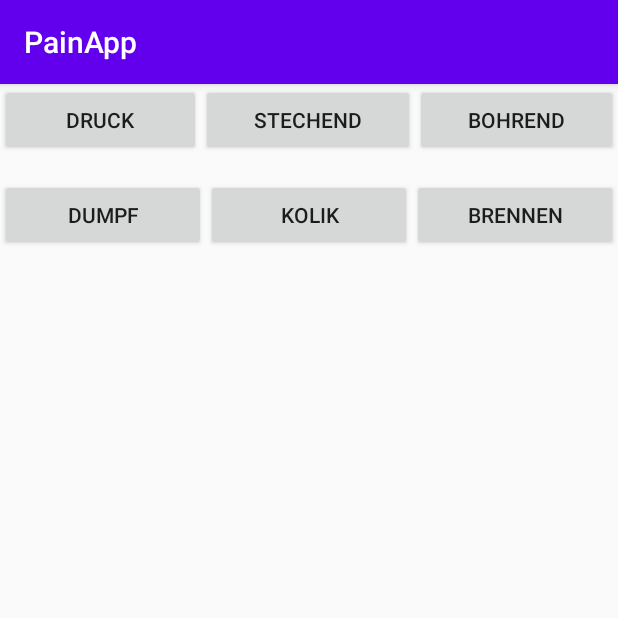
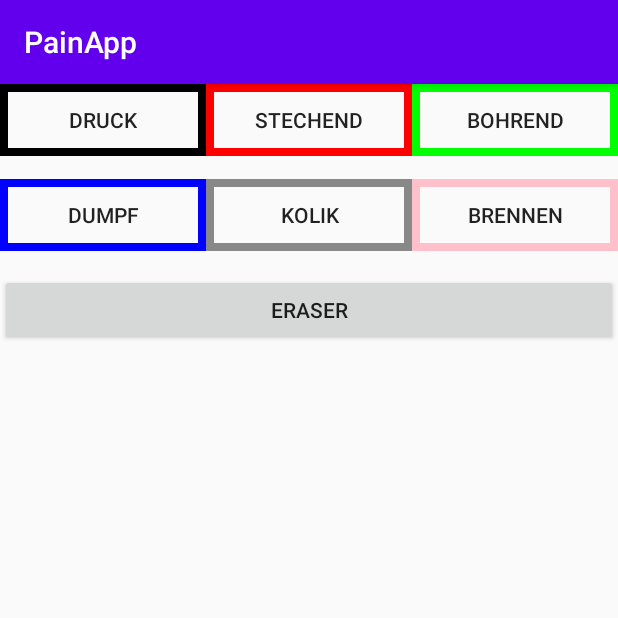
Before and after one commit to Wenfeng-Zhu/PainApp, an Android app: the DrawActivity screen opened directly, with no data from a screen before it, on a phone screen of 412 x 824 dp, the top half of it. Run offline under Robolectric (Android 15) with nearby library versions, the phone set to English and light mode, and no system bars.

Commit message:
add eraser function

```diff
--- a/app/src/main/java/com/example/painapp/Constant.java
+++ b/app/src/main/java/com/example/painapp/Constant.java
@@ -1,6 +1,9 @@
 package com.example.painapp;
+
+import android.graphics.Color;
 
 public class Constant {
     public static String filePath;
     public static boolean ifImport = false;
+    public static int color;
 }
--- /dev/null
+++ b/app/src/main/java/com/example/painapp/DialogUtils.java
@@ -0,0 +1,49 @@
+package com.example.painapp;
+
+import android.app.Dialog;
+import android.app.ProgressDialog;
+import android.content.Context;
+import android.view.Gravity;
+import android.view.LayoutInflater;
+import android.view.View;
+import android.view.Window;
+import android.view.WindowManager;
+import android.widget.Button;
+import android.widget.ImageView;
+import android.widget.LinearLayout;
+import android.widget.TextView;
+
+public class DialogUtils {
+    private static TextView tipTextView;
+    private static Dialog ProgressDialog;
+    private static ImageView tipsImageView;
+    public void showCompleteDialog(Context context, String msg){
+
+        LayoutInflater inflater = LayoutInflater.from(context);
+        View v = inflater.inflate(R.layout.dialog_tips,null );// 得到加载view
+        tipTextView = v.findViewById(R.id.tips_textview);// 提示文字
+        tipTextView.setText(msg);// 设置加载信息
+        //tipsImageView = v.findViewById(R.id.tips_image);
+        //tipsImageView.setBackgroundResource(R.drawable.prompt_image);
+
+
+        ProgressDialog = new Dialog(context, R.style.MyDialogStyle);// 创建自定义样式dialog
+        ProgressDialog.setContentView(R.layout.dialog_tips);
+        ProgressDialog.setCancelable(true); // 是否可以按“返回键”消失
+        ProgressDialog.setCanceledOnTouchOutside(true); // 点击加载框以外的区域
+
+        ProgressDialog.setContentView(v, new LinearLayout.LayoutParams(
+                LinearLayout.LayoutParams.MATCH_PARENT,
+                LinearLayout.LayoutParams.MATCH_PARENT));// 设置布局
+        /**
+         *将显示Dialog的方法封装在这里面
+         */
+        Window window = ProgressDialog.getWindow();
+        WindowManager.LayoutParams lp = window.getAttributes();
+        //lp.gravity = Gravity.CENTER;
+        window.setGravity(Gravity.CENTER_HORIZONTAL);
+        window.setAttributes(lp);
+        window.setWindowAnimations(R.style.AppTheme);
+        ProgressDialog.show();
+    }
+}
--- a/app/src/main/java/com/example/painapp/DrawActivity.java
+++ b/app/src/main/java/com/example/painapp/DrawActivity.java
@@ -1,5 +1,6 @@
 package com.example.painapp;
 
+import android.app.Dialog;
 import android.content.Context;
 import android.content.Intent;
 import android.graphics.Color;
@@ -8,8 +9,10 @@ import android.text.Layout;
 import android.view.Gravity;
 import android.view.MotionEvent;
 import android.view.View;
+import android.view.Window;
 import android.view.WindowManager;
 import android.widget.Button;
+import android.widget.ImageView;
 import android.widget.LinearLayout;
 
 import androidx.appcompat.app.AlertDialog;
@@ -18,34 +21,30 @@ import androidx.appcompat.app.AppCompatActivity;
 import java.io.File;
 
 public class DrawActivity extends AppCompatActivity {
-    public Integer[] x_array;
-    public Integer[] y_array;
-    private int num;
-    //Context context;
-    StringBuilder strb = new StringBuilder();
+
 
     private float proportion = (float)1.2;
+    private int Pen = 1;
+    private int Eraser = 2;
 
-    private boolean ifImport = false;
 
     @Override
     protected void onCreate(Bundle savedInstanceState) {
         super.onCreate(savedInstanceState);
+
         setContentView(R.layout.activity_draw);
-        //System.out.println("测试1");
+        DialogUtils dialogUtils = new DialogUtils();
+
         init();
+        dialogUtils.showCompleteDialog(this,"You need to know before painting");
+
+
+
 
     }
-
     private void init() {
 
-
-        //System.out.println("测试2");
         LinearLayout layout = (LinearLayout) findViewById(R.id.root);
-        //System.out.println("测试3");
-        //PaintDraw paintDraw = new PaintDraw(this);
-
-
         final DrawView view = new DrawView(this);
 
         view.setMinimumHeight(Math.round(1169*proportion));
@@ -58,6 +57,7 @@ public class DrawActivity extends AppCompatActivity {
             @Override
             public void onClick(View v) {
                 view.setColor(Color.BLACK);
+                view.setMode(Pen);
             }
         });
         Button bt2 = (Button) findViewById(R.id.Stechend);
@@ -65,6 +65,7 @@ public class DrawActivity extends AppCompatActivity {
             @Override
             public void onClick(View v) {
                 view.setColor(Color.RED);
+                view.setMode(Pen);
             }
         });
         Button bt3 = (Button) findViewById(R.id.Bohrend);
@@ -72,6 +73,7 @@ public class DrawActivity extends AppCompatActivity {
             @Override
             public void onClick(View v) {
                 view.setColor(Color.GREEN);
+                view.setMode(Pen);
             }
         });
         Button bt4 = (Button) findViewById(R.id.Dumpf);
@@ -79,6 +81,7 @@ public class DrawActivity extends AppCompatActivity {
             @Override
             public void onClick(View v) {
                 view.setColor(Color.BLUE);
+                view.setMode(Pen);
             }
         });
         Button bt5 = (Button) findViewById(R.id.Kolik);
@@ -86,6 +89,7 @@ public class DrawActivity extends AppCompatActivity {
             @Override
             public void onClick(View v) {
                 view.setColor(Color.GRAY);
+                view.setMode(Pen);
             }
         });
         Button bt6 = (Button) findViewById(R.id.Brennen);
@@ -93,8 +97,19 @@ public class DrawActivity extends AppCompatActivity {
             @Override
             public void onClick(View v) {
                 view.setColor(0xFFFFC0CB);
+                view.setMode(Pen);
             }
         });
+        Button bt7 = (Button) findViewById(R.id.button_eraser);
+        bt7.setOnClickListener(new Button.OnClickListener() {
+            @Override
+            public void onClick(View v) {
+                view.setMode(Eraser);
+            }
+        });
+
+
+
         view.setOnTouchListener(new View.OnTouchListener() {
             @Override
             public boolean onTouch(View v, MotionEvent event) {
@@ -111,27 +126,24 @@ public class DrawActivity extends AppCompatActivity {
         }
 
 
-        Button bt7 = (Button) findViewById(R.id.save);
-        bt7.setOnClickListener(new Button.OnClickListener() {
+        Button bt8 = (Button) findViewById(R.id.save);
+        bt8.setOnClickListener(new Button.OnClickListener() {
             @Override
             public void onClick(View v) {
-                //导出json文件
                 SaveJson saveJson = new SaveJson();
-                //System.out.println("可就是大富豪话费卡会尽快发"+view.getContext().getFilesDir().getAbsolutePath());
                 saveJson.exportJson(view.getmBitmap(),proportion,view.getContext().getFilesDir().getAbsolutePath() ,"patient002");
 
-
-                //System.out.println("埃里克东方航空拉发回来"+view.getContext().getFilesDir().getAbsolutePath());
 
             }
 
 
         });
-        Button bt8 = (Button) findViewById(R.id.back);
-        bt8.setOnClickListener(new Button.OnClickListener(){
+        Button bt9 = (Button) findViewById(R.id.back);
+        bt9.setOnClickListener(new Button.OnClickListener(){
             public void onClick(View v) {
                 Intent intent = new Intent(DrawActivity.this,MainActivity.class);
                 startActivity(intent);
+                Constant.ifImport = false;
             }
         });
 
@@ -142,6 +154,8 @@ public class DrawActivity extends AppCompatActivity {
             }
         });
 
+
+
     }
 
 }
--- a/app/src/main/java/com/example/painapp/DrawView.java
+++ b/app/src/main/java/com/example/painapp/DrawView.java
@@ -7,6 +7,8 @@ import android.graphics.Color;
 import android.graphics.Matrix;
 import android.graphics.Paint;
 import android.graphics.Path;
+import android.graphics.PorterDuff;
+import android.graphics.PorterDuffXfermode;
 import android.util.Log;
 import android.view.MotionEvent;
 import android.view.View;
@@ -35,15 +37,18 @@ public class DrawView extends View {
 
     private Bitmap mBitmap;
     private Bitmap hBitmap;
+    private Bitmap cBitmap;
     private Canvas mCanvas;
     private Path mPath;
     private Paint mBitmapPaint;
     private Paint hBitmapPaint;
+    private Paint mEraserPaint;
     Context context;
     private Paint circlePaint;
     private Path circlePath;
     private Paint mPaint;
     private int paintColor = Color.BLACK;
+    private int mMode = 1;
 
     private float proportion = (float) 1.2;
 
@@ -53,6 +58,16 @@ public class DrawView extends View {
         mPath = new Path();
         mBitmapPaint = new Paint(Paint.DITHER_FLAG);
         mBitmapPaint.setColor(Color.BLACK);
+
+        mEraserPaint = new Paint((Paint.DITHER_FLAG));
+        mEraserPaint.setAlpha(0);
+        mEraserPaint.setXfermode(new PorterDuffXfermode(PorterDuff.Mode.DST_IN));
+        mEraserPaint.setAntiAlias(true);
+        mEraserPaint.setDither(true);
+        mEraserPaint.setStyle(Paint.Style.STROKE);
+        mEraserPaint.setStrokeJoin(Paint.Join.ROUND);
+        mEraserPaint.setStrokeWidth(20);
+
         hBitmapPaint = new Paint(Paint.DITHER_FLAG);
         hBitmapPaint.setColor(Color.BLACK);
         circlePaint = new Paint();
@@ -90,13 +105,9 @@ public class DrawView extends View {
         paintColor = color;
     }
 
-
-    protected void setProportion(float proportion){
-        this.proportion = proportion;
+    protected void setMode(int mode){
+        this.mMode = mode;
     }
-
-
-
 
 
     protected void onDraw(Canvas canvas) {
@@ -130,24 +141,15 @@ public class DrawView extends View {
             e.printStackTrace();
         }
 
-
-
-
-
         canvas.drawColor(Color.parseColor("#00FFFFFF"));
-
-
 
         mPaint.setColor(Color.BLACK);
         mPaint.setStrokeWidth(1);
         hBitmap = Bitmap.createBitmap(827,1169,Bitmap.Config.ARGB_8888);
         for (int i = 0; i < num; i++) {
             hBitmap.setPixel((x_array[i]),(1169 - y_array[i]),Color.BLACK);
-            //canvas.drawPoint((x_array[i]), (1169 - y_array[i]),  mPaint);
         }
         canvas.drawBitmap(zoom(hBitmap,proportion),0,0,hBitmapPaint);
-        //canvas.save();
-        //canvas.scale(2,2);
 
         if (Constant.ifImport){
             try {
@@ -174,13 +176,12 @@ public class DrawView extends View {
             } catch (JSONException e) {
                 e.printStackTrace();
             }
+            cBitmap = Bitmap.createBitmap( Math.round(827*proportion),Math.round(1169*proportion),Bitmap.Config.ARGB_8888);
 
             for (int i = 0; i < num; i++) {
-                mBitmap.setPixel((x_array_import[i]),(1169 - y_array_import[i]),Color.BLACK);
-                //canvas.drawPoint((x_array[i]), (1169 - y_array[i]),  mPaint);
+                cBitmap.setPixel(x_array_import[i],1169 - y_array_import[i],Constant.color);
             }
-
-
+            mCanvas.drawBitmap(zoom(cBitmap,proportion),0,0,mBitmapPaint);;
         }
 
         super.onDraw(canvas);
@@ -190,20 +191,18 @@ public class DrawView extends View {
 
 
 
-        //for (int i = 0; i < num; i++) {
-        //    mBitmap.setPixel((x_array[i]),(1169 - y_array[i]),Color.BLACK);
-        //    //canvas.drawPoint((x_array[i]), (1169 - y_array[i]),  mPaint);
-        //}
+        canvas.drawBitmap(mBitmap, 0, 0, mBitmapPaint);
+        switch (mMode){
+            case 1:
+                canvas.drawPath(mPath, mPaint);
+                canvas.drawPath(circlePath, circlePaint);
+                break;
+            case 2:
+                mCanvas.drawPath(mPath, mEraserPaint);
+                canvas.drawPath(circlePath, circlePaint);
+                break;
+        }
 
-        canvas.drawBitmap(mBitmap, 0, 0, mBitmapPaint);
-
-        canvas.drawPath(mPath, mPaint);
-
-        canvas.drawPath(circlePath, circlePaint);
-
-
-
-        //Log.d("onDraw", "onDraw================================");
     }
 
     protected void onSizeChanged(int w, int h, int oldw, int oldh) {
@@ -211,8 +210,6 @@ public class DrawView extends View {
 
         mBitmap = Bitmap.createBitmap(w, h, Bitmap.Config.ARGB_8888);
         mCanvas = new Canvas(mBitmap);
-
-        //Log.d("OnSizeChanged", "OnSizeChanged=========================");
 
     }
     private float mX, mY;
@@ -223,6 +220,14 @@ public class DrawView extends View {
         mPath.moveTo(x, y);
         mX = x;
         mY = y;
+        switch (mMode){
+            case 1:
+                mCanvas.drawPath(mPath, mPaint);
+                break;
+            case 2:
+                mCanvas.drawPath(mPath, mEraserPaint);
+                break;
+        }
     }
 
     private void touch_move(float x, float y) {
@@ -233,6 +238,15 @@ public class DrawView extends View {
             //mPath.quadTo(mX, mY, x, y);
             mX = x;
             mY = y;
+
+            switch (mMode){
+                case 1:
+                    mCanvas.drawPath(mPath, mPaint);
+                    break;
+                case 2:
+                    mCanvas.drawPath(mPath, mEraserPaint);
+                    break;
+            }
 
             circlePath.reset();
             circlePath.addCircle(mX, mY, 30, Path.Direction.CW);
@@ -245,8 +259,15 @@ public class DrawView extends View {
         mPath.lineTo(mX, mY);
         circlePath.reset();
         // commit the path to our offscreen
-        mCanvas.drawPath(mPath, mPaint);
-        // kill this so we don't double draw
+        switch (mMode){
+            case 1:
+                mCanvas.drawPath(mPath, mPaint);
+                break;
+            case 2:
+                mCanvas.drawPath(mPath, mEraserPaint);
+                break;
+        }
+
         mPath.reset();
     }
 
@@ -259,25 +280,18 @@ public class DrawView extends View {
             case MotionEvent.ACTION_DOWN:
                 touch_start(x, y);
                 invalidate();
-                //System.out.println("start point is: x = "+x+"y = "+y);;
                 break;
             case MotionEvent.ACTION_MOVE:
                 touch_move(x, y);
                 invalidate();
-                //System.out.println("中间坐标"+x+"y="+y);
                 break;
             case MotionEvent.ACTION_UP:
                 touch_up();
                 invalidate();
-                //System.out.println("end point is: x = 是"+x+"y = "+ y);
-
-
                 break;
         }
-
         return true;
     }
-
     private static Bitmap zoom(Bitmap bitmap,float proportion) {
         Matrix matrix = new Matrix();
         matrix.postScale(proportion,proportion); //长和宽放大缩小的比例
--- a/app/src/main/java/com/example/painapp/FileSelect.java
+++ b/app/src/main/java/com/example/painapp/FileSelect.java
@@ -91,11 +91,9 @@ public class FileSelect extends AppCompatActivity {
             public void onClick(View v) {
                 Intent intent = new Intent(FileSelect.this,MainActivity.class);
                 startActivity(intent);
-
-                //onbey();
             }//onClick
         });
-    }//onCraete
+    }
 
     //返回上层菜单
 //    private void onbey() {
@@ -154,7 +152,7 @@ public class FileSelect extends AppCompatActivity {
             //位ListView设置Adpter
             listview.setAdapter(simpleAdapter);
             try {
-                textView.setText("The current path is：" + currentParent.getCanonicalPath());
+                textView.setText("The current path is："+"\n" + currentParent.getCanonicalPath());
             } catch (IOException e) {
                 e.printStackTrace();
             }//catch
--- /dev/null
+++ b/app/src/main/res/drawable/button_bohrend.xml
@@ -0,0 +1,17 @@
+<?xml version="1.0" encoding="utf-8"?>
+<shape xmlns:android="http://schemas.android.com/apk/res/android"
+    android:useLevel="false">
+    <solid android:color="@null"/>
+    <padding android:left="1dip"
+        android:right="1dip"
+        android:bottom="1dip"/>
+
+    <stroke android:width="5dip"
+        android:color="#FF00FF00"
+        />
+    <!--边框宽度-->
+    <size android:width="40dip"
+        android:height="40dip"
+        />
+    <!--边框-->
+</shape>
--- /dev/null
+++ b/app/src/main/res/drawable/button_brennen.xml
@@ -0,0 +1,17 @@
+<?xml version="1.0" encoding="utf-8"?>
+<shape xmlns:android="http://schemas.android.com/apk/res/android"
+    android:useLevel="false">
+    <solid android:color="@null"/>
+    <padding android:left="1dip"
+        android:right="1dip"
+        android:bottom="1dip"/>
+
+    <stroke android:width="5dip"
+        android:color="#FFFFC0CB"
+        />
+    <!--边框宽度-->
+    <size android:width="40dip"
+        android:height="40dip"
+        />
+    <!--边框-->
+</shape>
--- /dev/null
+++ b/app/src/main/res/drawable/button_druck.xml
@@ -0,0 +1,17 @@
+<?xml version="1.0" encoding="utf-8"?>
+<shape xmlns:android="http://schemas.android.com/apk/res/android"
+    android:useLevel="false">
+    <solid android:color="@null"/>
+    <padding android:left="1dip"
+        android:right="1dip"
+        android:bottom="1dip"/>
+
+    <stroke android:width="5dip"
+        android:color="#FF000000"
+        />
+    <!--边框宽度-->
+    <size android:width="40dip"
+        android:height="40dip"
+        />
+    <!--边框-->
+</shape>
--- /dev/null
+++ b/app/src/main/res/drawable/button_dumpf.xml
@@ -0,0 +1,17 @@
+<?xml version="1.0" encoding="utf-8"?>
+<shape xmlns:android="http://schemas.android.com/apk/res/android"
+    android:useLevel="false">
+    <solid android:color="@null"/>
+    <padding android:left="1dip"
+        android:right="1dip"
+        android:bottom="1dip"/>
+
+    <stroke android:width="5dip"
+        android:color="#FF0000FF"
+        />
+    <!--边框宽度-->
+    <size android:width="40dip"
+        android:height="40dip"
+        />
+    <!--边框-->
+</shape>
--- /dev/null
+++ b/app/src/main/res/drawable/button_kolik.xml
@@ -0,0 +1,17 @@
+<?xml version="1.0" encoding="utf-8"?>
+<shape xmlns:android="http://schemas.android.com/apk/res/android"
+    android:useLevel="false">
+    <solid android:color="@null"/>
+    <padding android:left="1dip"
+        android:right="1dip"
+        android:bottom="1dip"/>
+
+    <stroke android:width="5dip"
+        android:color="#FF888888"
+        />
+    <!--边框宽度-->
+    <size android:width="40dip"
+        android:height="40dip"
+        />
+    <!--边框-->
+</shape>
--- /dev/null
+++ b/app/src/main/res/drawable/button_stechend.xml
@@ -0,0 +1,17 @@
+<?xml version="1.0" encoding="utf-8"?>
+<shape xmlns:android="http://schemas.android.com/apk/res/android"
+    android:useLevel="false">
+    <solid android:color="@null"/>
+    <padding android:left="1dip"
+        android:right="1dip"
+        android:bottom="1dip"/>
+
+    <stroke android:width="5dip"
+        android:color="#FFFF0000"
+        />
+    <!--边框宽度-->
+    <size android:width="40dip"
+        android:height="40dip"
+        />
+    <!--边框-->
+</shape>
--- a/app/src/main/res/layout/activity_draw.xml
+++ b/app/src/main/res/layout/activity_draw.xml
@@ -25,6 +25,7 @@
                 android:layout_width="wrap_content"
                 android:layout_height="wrap_content"
                 android:layout_weight="1"
+                android:background="@drawable/button_druck"
                 android:text="Druck" />
 
             <Button
@@ -32,6 +33,7 @@
                 android:layout_width="wrap_content"
                 android:layout_height="wrap_content"
                 android:layout_weight="1"
+                android:background="@drawable/button_stechend"
                 android:text="Stechend" />
 
             <Button
@@ -39,6 +41,7 @@
                 android:layout_width="wrap_content"
                 android:layout_height="wrap_content"
                 android:layout_weight="1"
+                android:background="@drawable/button_bohrend"
                 android:text="Bohrend" />
 
         </LinearLayout>
@@ -53,6 +56,7 @@
                 android:layout_width="wrap_content"
                 android:layout_height="wrap_content"
                 android:layout_weight="1"
+                android:background="@drawable/button_dumpf"
                 android:text="Dumpf" />
 
             <Button
@@ -60,6 +64,7 @@
                 android:layout_width="wrap_content"
                 android:layout_height="wrap_content"
                 android:layout_weight="1"
+                android:background="@drawable/button_kolik"
                 android:text="Kolik" />
 
             <Button
@@ -67,8 +72,16 @@
                 android:layout_width="wrap_content"
                 android:layout_height="wrap_content"
                 android:layout_weight="1"
+                android:background="@drawable/button_brennen"
                 android:text="Brennen" />
+
         </LinearLayout>
+
+        <Button
+            android:id="@+id/button_eraser"
+            android:layout_width="match_parent"
+            android:layout_height="wrap_content"
+            android:text="Eraser" />
 
         <LinearLayout
             android:id="@+id/root"
@@ -76,6 +89,7 @@
             android:layout_height="wrap_content"
             android:orientation="vertical"
             android:layout_gravity="center_horizontal"  >
+
         </LinearLayout>
 
         <LinearLayout
--- a/app/src/main/res/values/styles.xml
+++ b/app/src/main/res/values/styles.xml
@@ -8,4 +8,18 @@
         <item name="colorAccent">@color/colorAccent</item>
     </style>
 
+    <style name="MyDialogStyle">
+        <item name="android:windowBackground">@android:color/transparent</item>
+        <item name="android:windowFrame">@null</item>
+        <item name="android:windowNoTitle">true</item>
+        <item name="android:windowIsFloating">true</item>
+        <item name="android:windowIsTranslucent">true</item>
+        <item name="android:windowContentOverlay">@null</item>
+        <item name="android:windowAnimationStyle">@android:style/Animation.Dialog</item>
+        <item name="android:backgroundDimEnabled">true</item>
+    </style>
+
+    <style name="PopWindowAnimStyle">
+    </style>
+
 </resources>
```
Also changed, not shown: app/src/main/java/com/example/painapp/MainActivity.java (+25 -7 lines), app/src/main/java/com/example/painapp/SaveJson.java (+17 -1 lines), app/src/main/res/drawable/shape.xml (added, +8 -0 lines), app/src/main/res/layout/dialog_tips.xml (added, +43 -0 lines), app/src/main/res/drawable/popup_image.PNG (added).
